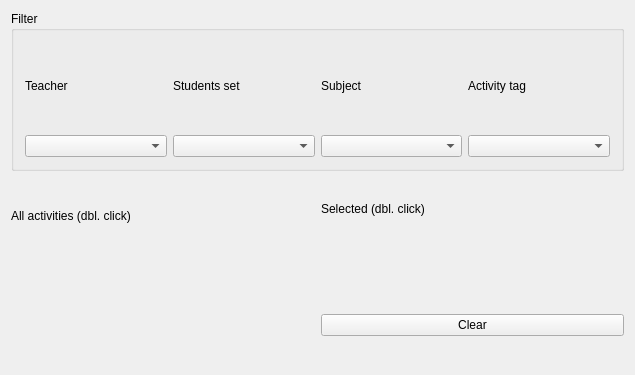
janLo/FET, file src/interface/addconstraintactivitiessamestartingdayform_template.ui: the form before one commit; both pictures show x 0 to 635 and y 0 to 375 of the 635 by 541 pixel window.
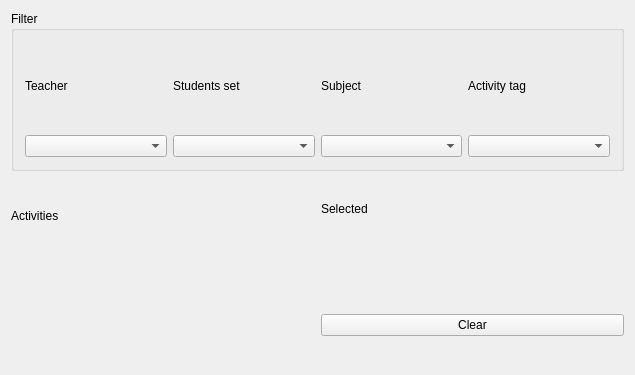
The form after the commit. Custom widgets are drawn as their Qt base class.

Patch:
```diff
--- a/src/interface/addconstraintactivitiessamestartingdayform_template.ui
+++ b/src/interface/addconstraintactivitiessamestartingdayform_template.ui
@@ -43,7 +43,7 @@
         <enum>QFrame::Plain</enum>
        </property>
        <property name="text">
-        <string>All activities (dbl. click)</string>
+        <string>Activities</string>
        </property>
        <property name="wordWrap">
         <bool>false</bool>
@@ -72,7 +72,7 @@
         <enum>QFrame::Plain</enum>
        </property>
        <property name="text">
-        <string>Selected (dbl. click)</string>
+        <string comment="It refers to a list of selected activities">Selected</string>
        </property>
        <property name="wordWrap">
         <bool>false</bool>
```
